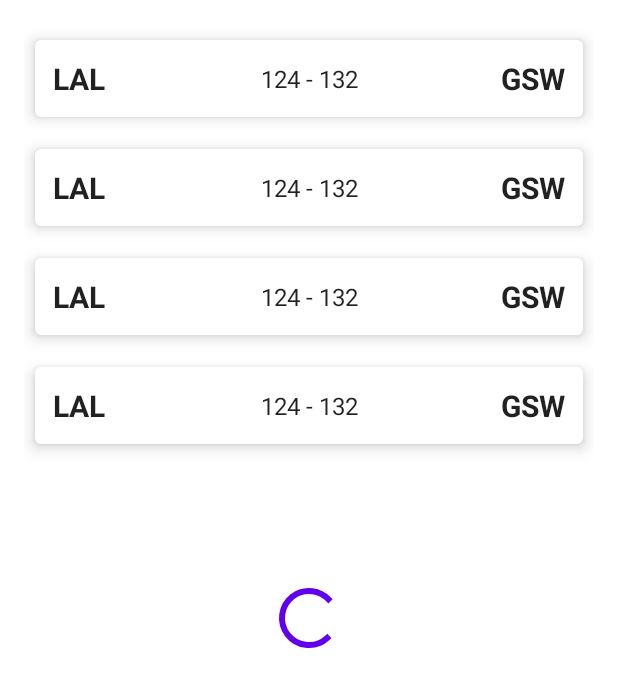
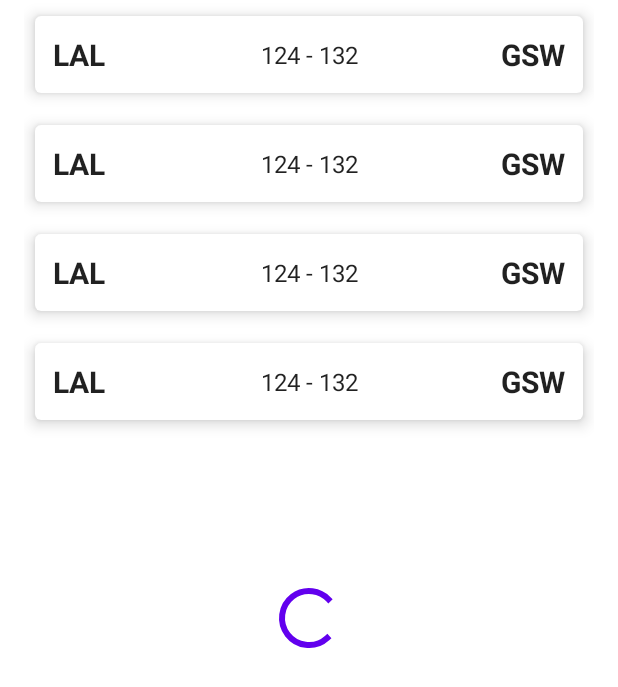
Before and after one commit to baptistecassar/android-nba-fantasy, an Android app: the layout fragment_game_list.xml on its own in the app's theme, with its tools: preview values and no code run, on a phone screen of 412 x 824 dp. Shown: the top 687 px of the screen. Run offline under Robolectric (Android 15) with nearby library versions, the phone set to English and light mode, and no system bars.

Commit message:
fixed layout issues

```diff
--- a/app/src/main/res/layout/fragment_game_list.xml
+++ b/app/src/main/res/layout/fragment_game_list.xml
@@ -4,7 +4,7 @@
     xmlns:tools="http://schemas.android.com/tools"
     android:layout_width="match_parent"
     android:layout_height="match_parent"
-    android:padding="@dimen/padding_default">
+    android:paddingHorizontal="@dimen/padding_default">
 
     <androidx.recyclerview.widget.RecyclerView
         android:id="@+id/game_list"
--- a/app/src/main/res/layout/fragment_player_game_stats_list.xml
+++ b/app/src/main/res/layout/fragment_player_game_stats_list.xml
@@ -3,12 +3,13 @@
     xmlns:app="http://schemas.android.com/apk/res-auto"
     xmlns:tools="http://schemas.android.com/tools"
     android:layout_width="match_parent"
-    android:layout_height="match_parent"
-    android:padding="@dimen/padding_default">
+    android:layout_height="match_parent">
 
     <androidx.recyclerview.widget.RecyclerView
         android:id="@+id/player_game_stats_list"
         android:layout_width="match_parent"
+        tools:itemCount="22"
+        tools:listitem="@layout/item_player_game_stats"
         android:layout_height="match_parent" />
 
     <Button
--- a/app/src/main/res/layout/item_player_game_stats.xml
+++ b/app/src/main/res/layout/item_player_game_stats.xml
@@ -2,6 +2,8 @@
 <androidx.constraintlayout.widget.ConstraintLayout xmlns:android="http://schemas.android.com/apk/res/android"
     xmlns:app="http://schemas.android.com/apk/res-auto"
     xmlns:tools="http://schemas.android.com/tools"
+    android:paddingHorizontal="@dimen/padding_small"
+    android:paddingTop="@dimen/padding_small"
     android:layout_width="match_parent"
     android:layout_height="wrap_content">
 
@@ -29,7 +31,7 @@
     <View
         android:layout_width="match_parent"
         android:layout_height="1dp"
-        android:layout_marginTop="@dimen/padding_extra_small"
+        android:layout_marginTop="@dimen/padding_small"
         android:background="@android:color/darker_gray"
         app:layout_constraintTop_toBottomOf="@+id/player_name" />
 
```
